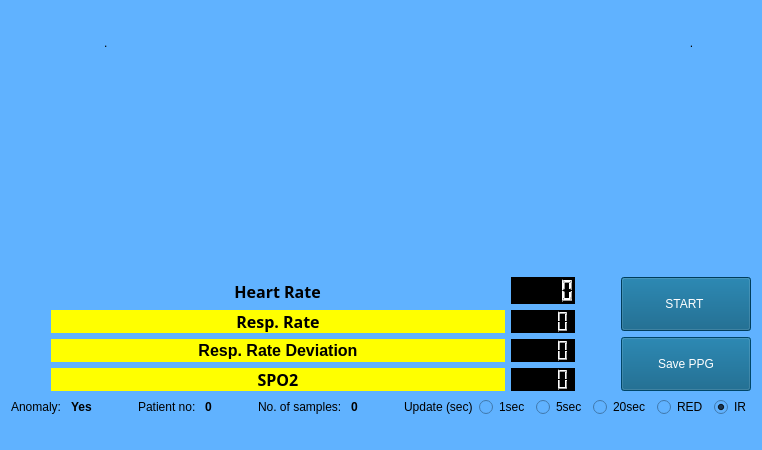
Old version of the form TeleDOC/mainwindow.ui in the repository ma-anjum95/FYP.
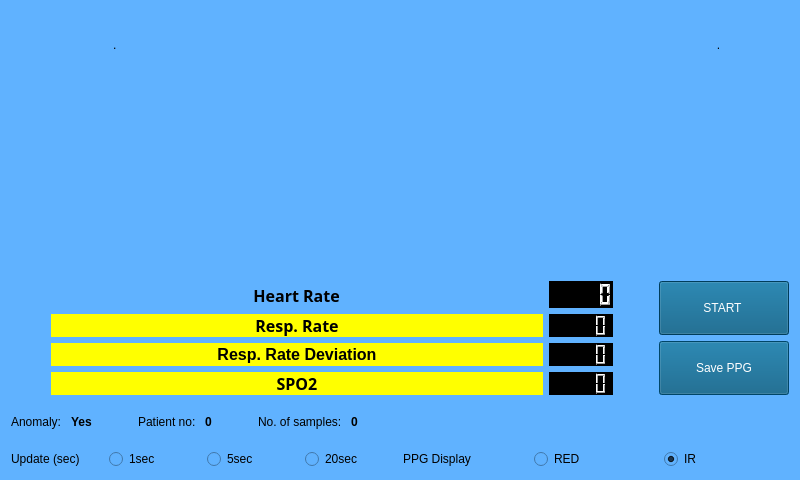
New version of the form. Icons and pictures are not drawn. Custom widgets are drawn as their Qt base class.

Commit message: Fixed resolution issue on pi.

```diff
--- a/TeleDOC/mainwindow.ui
+++ b/TeleDOC/mainwindow.ui
@@ -6,8 +6,8 @@
    <rect>
     <x>0</x>
     <y>0</y>
-    <width>750</width>
-    <height>450</height>
+    <width>800</width>
+    <height>480</height>
    </rect>
   </property>
   <property name="sizePolicy">
@@ -566,6 +566,39 @@
        </spacer>
       </item>
       <item>
+       <spacer name="horizontalSpacer_14">
+        <property name="orientation">
+         <enum>Qt::Horizontal</enum>
+        </property>
+        <property name="sizeHint" stdset="0">
+         <size>
+          <width>40</width>
+          <height>20</height>
+         </size>
+        </property>
+       </spacer>
+      </item>
+      <item>
+       <spacer name="horizontalSpacer_8">
+        <property name="orientation">
+         <enum>Qt::Horizontal</enum>
+        </property>
+        <property name="sizeType">
+         <enum>QSizePolicy::Expanding</enum>
+        </property>
+        <property name="sizeHint" stdset="0">
+         <size>
+          <width>40</width>
+          <height>20</height>
+         </size>
+        </property>
+       </spacer>
+      </item>
+     </layout>
+    </item>
+    <item>
+     <layout class="QGridLayout" name="gridLayout_3">
+      <item row="0" column="0">
        <layout class="QHBoxLayout" name="horizontalLayout_3">
         <item>
          <widget class="QLabel" name="label_8">
@@ -603,21 +636,15 @@
         </item>
        </layout>
       </item>
-      <item>
-       <spacer name="horizontalSpacer_14">
-        <property name="orientation">
-         <enum>Qt::Horizontal</enum>
-        </property>
-        <property name="sizeHint" stdset="0">
-         <size>
-          <width>40</width>
-          <height>20</height>
-         </size>
-        </property>
-       </spacer>
-      </item>
-      <item>
+      <item row="0" column="2">
        <layout class="QHBoxLayout" name="horizontalLayout_4">
+        <item>
+         <widget class="QLabel" name="label_9">
+          <property name="text">
+           <string>PPG Display</string>
+          </property>
+         </widget>
+        </item>
         <item>
          <widget class="QRadioButton" name="radio_red">
           <property name="text">
@@ -637,27 +664,10 @@
         </item>
        </layout>
       </item>
-      <item>
-       <spacer name="horizontalSpacer_8">
-        <property name="orientation">
-         <enum>Qt::Horizontal</enum>
-        </property>
-        <property name="sizeType">
-         <enum>QSizePolicy::Expanding</enum>
-        </property>
-        <property name="sizeHint" stdset="0">
-         <size>
-          <width>40</width>
-          <height>20</height>
-         </size>
-        </property>
-       </spacer>
-      </item>
      </layout>
     </item>
    </layout>
   </widget>
-  <widget class="QStatusBar" name="statusBar"/>
  </widget>
  <layoutdefault spacing="6" margin="11"/>
  <customwidgets>
```
